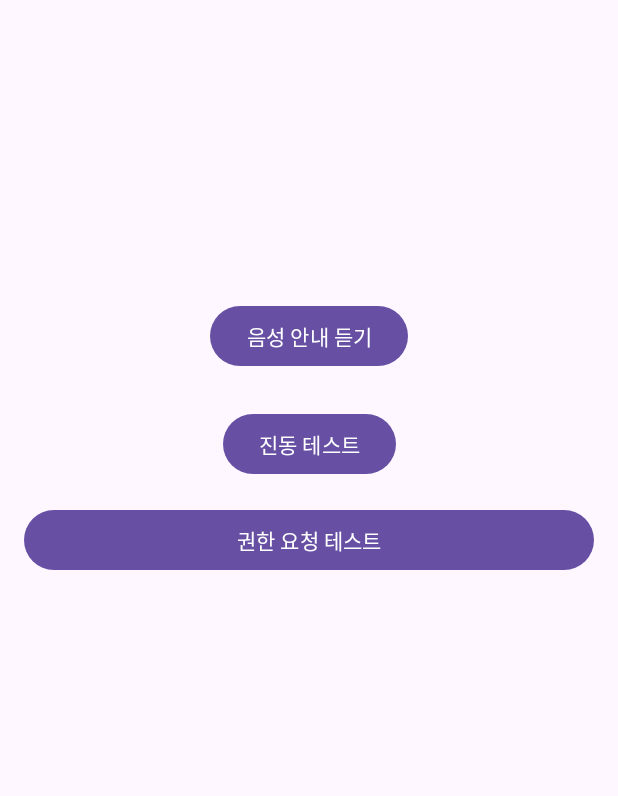
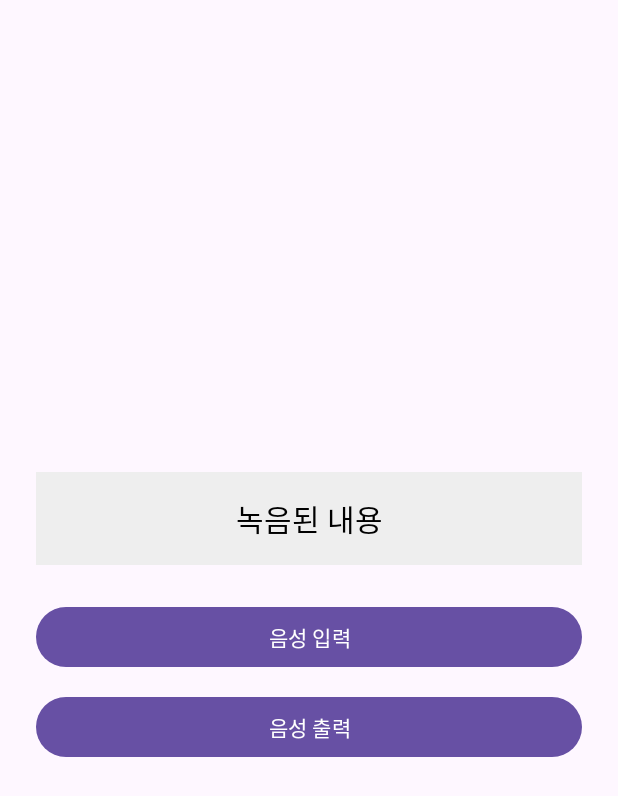
Before and after one commit to LeeJH104/AI-Eyes-Capstone, an Android app: the screen it shows after launch (MainActivity), on a phone screen of 412 x 824 dp. Shown: the top 796 px of the screen. Run offline under Robolectric (Android 15) with nearby library versions, the phone set to English and light mode, and no system bars.

Commit message:
STT, TTS 안드로이드 스마트폰으로 테스트 완료

```diff
--- a/app/src/main/java/com/example/aieyes/ui/MainActivity.java
+++ b/app/src/main/java/com/example/aieyes/ui/MainActivity.java
@@ -2,6 +2,7 @@ package com.example.aieyes.ui;
 
 import android.os.Bundle;
 import android.widget.Button;
+import android.widget.TextView;
 import android.widget.Toast;
 
 import androidx.activity.EdgeToEdge;
@@ -12,64 +13,55 @@ import androidx.core.view.ViewCompat;
 import androidx.core.view.WindowInsetsCompat;
 
 import com.example.aieyes.R;
-import com.example.aieyes.utils.PermissionHelper;
+import com.example.aieyes.utils.STTManager;
 import com.example.aieyes.utils.TTSManager;
-import com.example.aieyes.utils.VibrationHelper;
 
 public class MainActivity extends AppCompatActivity {
 
+    private TextView resultTextView;
+    private Button sttButton, ttsButton;
     private TTSManager ttsManager;
+    private STTManager sttManager;
 
     @Override
     protected void onCreate(Bundle savedInstanceState) {
         super.onCreate(savedInstanceState);
-
         setContentView(R.layout.activity_main);
 
-        // 1. TTSManager 초기화 (반드시 Context를 넘겨야 함)
+        // View 연결
+        resultTextView = findViewById(R.id.result_text);
+        sttButton = findViewById(R.id.stt_button);
+        ttsButton = findViewById(R.id.tts_button);
+
+        // TTS, STT 매니저 초기화
         ttsManager = new TTSManager(this);
+        sttManager = new STTManager(this);
 
-        // 권한 요청 버튼
-        Button permissionBtn = findViewById(R.id.permission_button);
-        permissionBtn.setOnClickListener(v -> {
-            if (PermissionHelper.hasAllPermissions(this)) {
-                Toast.makeText(this, "이미 모든 권한이 허용되어 있습니다.", Toast.LENGTH_SHORT).show();
-            } else {
-                PermissionHelper.requestPermissions(this);
+        // STT 결과 리스너 설정
+        sttManager.setOnSTTResultListener(new STTManager.OnSTTResultListener() {
+            @Override
+            public void onSTTResult(String result) {
+                resultTextView.setText(result);
+            }
+
+            @Override
+            public void onSTTError(int errorCode) {
+                resultTextView.setText("인식 실패. 다시 시도해주세요.");
             }
         });
 
-        // 음성 안내 버튼
-        Button speakBtn = findViewById(R.id.speak_button);
-        speakBtn.setOnClickListener(v -> {
-            ttsManager.speak("안녕하세요. 음성 안내를 시작합니다.");
-            VibrationHelper.vibrateShort(this);  // 짧은 진동
-            Toast.makeText(this, "음성과 짧은 진동 호출됨", Toast.LENGTH_SHORT).show();
+        // 버튼 클릭 리스너 설정
+        sttButton.setOnClickListener(v -> sttManager.startListening());
+        ttsButton.setOnClickListener(v -> {
+            String text = resultTextView.getText().toString();
+            ttsManager.speak(text);
         });
-
-        // 진동 테스트 버튼
-        Button vibrateBtn = findViewById(R.id.vibrate_button);
-        vibrateBtn.setOnClickListener(v -> {
-            VibrationHelper.vibrateLong(this);  // 긴 진동
-            Toast.makeText(this, "긴 진동 호출됨", Toast.LENGTH_SHORT).show();
-        });
-    }
-
-    // 권한 요청 결과 콜백 처리
-    @Override
-    public void onRequestPermissionsResult(int requestCode,
-                                           @NonNull String[] permissions,
-                                           @NonNull int[] grantResults) {
-        super.onRequestPermissionsResult(requestCode, permissions, grantResults);
-
-        PermissionHelper.handlePermissionResult(requestCode, grantResults, this);
     }
 
     @Override
     protected void onDestroy() {
         super.onDestroy();
-
-        // 3. Activity 종료 시 반드시 shutdown 호출 (메모리 누수 방지)
         ttsManager.shutdown();
+        sttManager.destroy();
     }
 }
--- a/app/src/main/res/layout/activity_main.xml
+++ b/app/src/main/res/layout/activity_main.xml
@@ -1,40 +1,34 @@
 <?xml version="1.0" encoding="utf-8"?>
-<androidx.constraintlayout.widget.ConstraintLayout xmlns:android="http://schemas.android.com/apk/res/android"
-    xmlns:app="http://schemas.android.com/apk/res-auto"
-    xmlns:tools="http://schemas.android.com/tools"
-    android:id="@+id/main"
+<LinearLayout xmlns:android="http://schemas.android.com/apk/res/android"
     android:layout_width="match_parent"
     android:layout_height="match_parent"
-    tools:context=".ui.MainActivity">
+    android:orientation="vertical"
+    android:padding="24dp"
+    android:gravity="center">
+
+    <TextView
+        android:id="@+id/result_text"
+        android:layout_width="match_parent"
+        android:layout_height="wrap_content"
+        android:text="녹음된 내용"
+        android:textSize="20sp"
+        android:padding="16dp"
+        android:background="#EEEEEE"
+        android:gravity="center"
+        android:textColor="#000000" />
 
     <Button
-        android:id="@+id/speak_button"
-        android:layout_width="wrap_content"
+        android:id="@+id/stt_button"
+        android:layout_width="match_parent"
         android:layout_height="wrap_content"
-        android:text="음성 안내 듣기"
-        app:layout_constraintTop_toTopOf="parent"
-        app:layout_constraintStart_toStartOf="parent"
-        app:layout_constraintEnd_toEndOf="parent"
-        android:layout_marginTop="200dp" />
-
-    <Button
-        android:id="@+id/vibrate_button"
-        android:layout_width="wrap_content"
-        android:layout_height="wrap_content"
-        android:text="진동 테스트"
-        app:layout_constraintTop_toBottomOf="@id/speak_button"
-        app:layout_constraintStart_toStartOf="parent"
-        app:layout_constraintEnd_toEndOf="parent"
+        android:text="음성 입력"
         android:layout_marginTop="24dp" />
 
     <Button
-        android:id="@+id/permission_button"
-        android:layout_width="0dp"
+        android:id="@+id/tts_button"
+        android:layout_width="match_parent"
         android:layout_height="wrap_content"
-        android:text="권한 요청 테스트"
-        app:layout_constraintTop_toBottomOf="@id/vibrate_button"
-        app:layout_constraintStart_toStartOf="parent"
-        app:layout_constraintEnd_toEndOf="parent"
-        android:layout_margin="16dp"/>
+        android:text="음성 출력"
+        android:layout_marginTop="12dp" />
 
-</androidx.constraintlayout.widget.ConstraintLayout>
+</LinearLayout>
```
